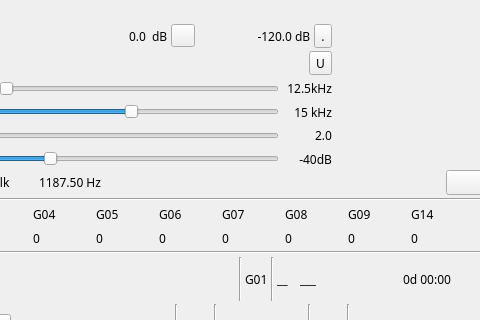
Old version of the form plugins/channelrx/demodbfm/bfmdemodgui.ui in the repository f4exb/sdrangel; both pictures show x 318 to 798 and y 0 to 320 of the 798 by 472 pixel window.
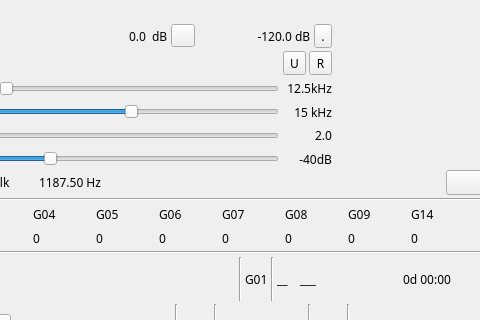
New version of the form. Icons and pictures are not drawn. Custom widgets are drawn as their Qt base class.

The edit to the form file:
```diff
--- a/plugins/channelrx/demodbfm/bfmdemodgui.ui
+++ b/plugins/channelrx/demodbfm/bfmdemodgui.ui
@@ -321,6 +321,19 @@
         </property>
        </widget>
       </item>
+      <item>
+       <widget class="QToolButton" name="useRTP">
+        <property name="toolTip">
+         <string>Use RTP protocol for copy audio to UDP</string>
+        </property>
+        <property name="text">
+         <string>R</string>
+        </property>
+        <property name="checkable">
+         <bool>true</bool>
+        </property>
+       </widget>
+      </item>
      </layout>
     </item>
     <item>
```
